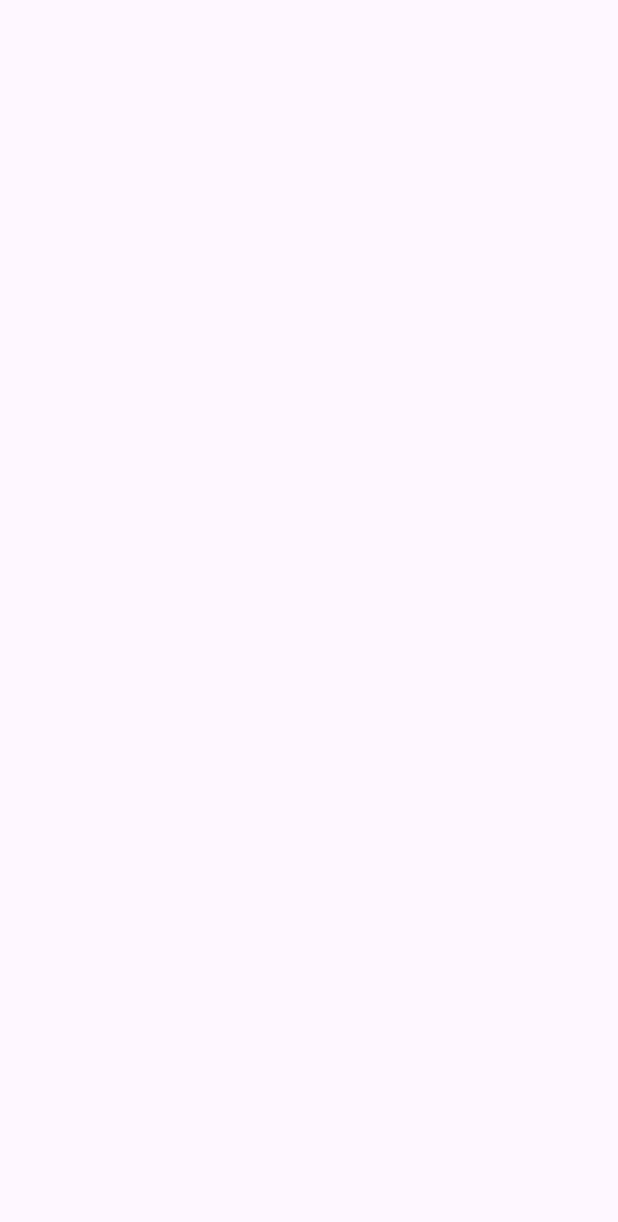
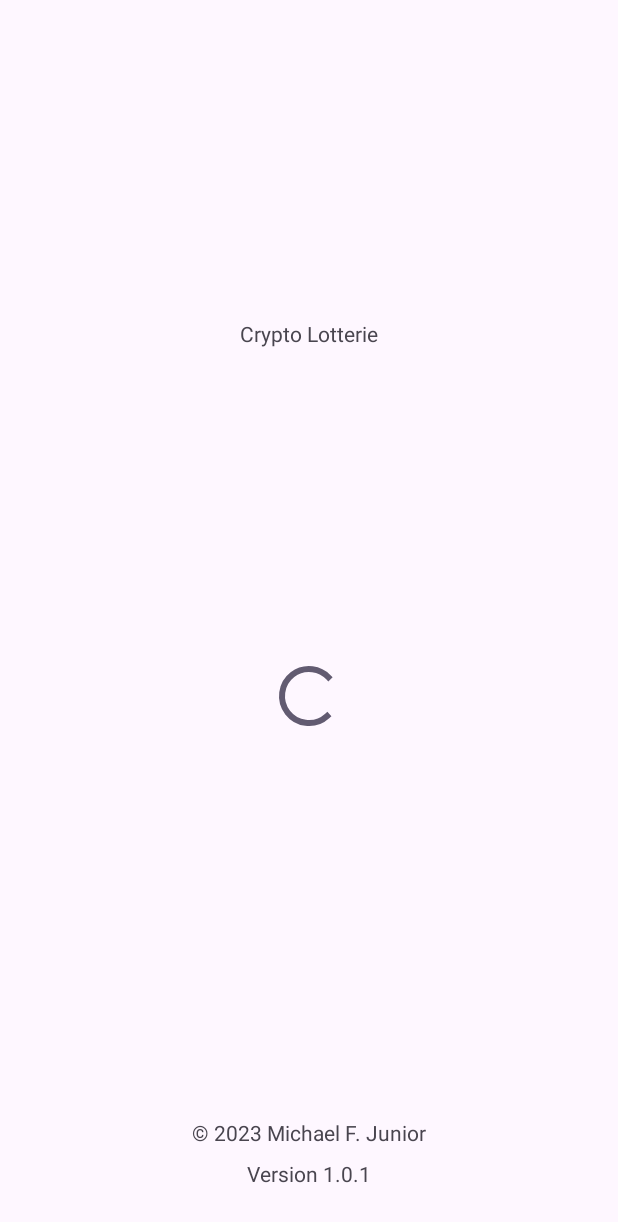
Before and after one commit to NEO849/CRYPTOJackpot, an Android app: the SplashActivity screen opened directly, with no data from a screen before it, on a phone screen of 412 x 824 dp. Before the commit the part shown is empty. Shown: the top 1222 px of the screen. Run offline under Robolectric (Android 15) with nearby library versions, the phone set to English and light mode, and no system bars.

Commit message:
4. Splashscreen als Einstiegspunkt festgelegt
- Androidmanifest den intent Filter verschoben
- in der MainActivity.kt das LoginFragment als Anzeigescreen definiert

```diff
--- a/app/src/main/AndroidManifest.xml
+++ b/app/src/main/AndroidManifest.xml
@@ -12,18 +12,21 @@
         android:supportsRtl="true"
         android:theme="@style/Theme.CRYPTOJackpot"
         tools:targetApi="31">
+
+        <!-- SplashActivity als den Haupt-Einstiegspunkt festlegen -->
         <activity
             android:name=".ui.SplashActivity"
-            android:exported="false" />
-        <activity
-            android:name=".MainActivity"
             android:exported="true">
             <intent-filter>
                 <action android:name="android.intent.action.MAIN" />
-
                 <category android:name="android.intent.category.LAUNCHER" />
             </intent-filter>
         </activity>
+
+        <!-- MainActivity ohne den intent-filter -->
+        <activity
+            android:name=".MainActivity"
+            android:exported="false" />
     </application>
 
 </manifest>
--- a/app/src/main/java/com/example/cryptojackpot/MainActivity.kt
+++ b/app/src/main/java/com/example/cryptojackpot/MainActivity.kt
@@ -2,10 +2,17 @@ package com.example.cryptojackpot
 
 import androidx.appcompat.app.AppCompatActivity
 import android.os.Bundle
+import com.example.cryptojackpot.ui.LoginFragment
 
 class MainActivity : AppCompatActivity() {
     override fun onCreate(savedInstanceState: Bundle?) {
         super.onCreate(savedInstanceState)
         setContentView(R.layout.activity_main)
+
+        if (savedInstanceState == null) {
+            supportFragmentManager.beginTransaction()
+                .replace(R.id.fragment_container, LoginFragment())
+                .commit()
+        }
     }
 }
--- a/app/src/main/java/com/example/cryptojackpot/ui/SplashActivity.kt
+++ b/app/src/main/java/com/example/cryptojackpot/ui/SplashActivity.kt
@@ -1,12 +1,21 @@
 package com.example.cryptojackpot.ui
 
+import android.content.Intent
 import androidx.appcompat.app.AppCompatActivity
 import android.os.Bundle
+import android.os.Handler
+import android.os.Looper
+import com.example.cryptojackpot.MainActivity
 import com.example.cryptojackpot.R
 
 class SplashActivity : AppCompatActivity() {
     override fun onCreate(savedInstanceState: Bundle?) {
         super.onCreate(savedInstanceState)
         setContentView(R.layout.activity_splash)
+
+        Handler(Looper.getMainLooper()).postDelayed({
+            startActivity(Intent(this, MainActivity::class.java))
+            finish()
+        }, 3000)  // 2000ms = 2 Sekunden
     }
 }
--- a/app/src/main/res/layout/activity_main.xml
+++ b/app/src/main/res/layout/activity_main.xml
@@ -6,10 +6,11 @@
     android:layout_height="match_parent"
     tools:context=".MainActivity">
 
-    <TextView
-        android:layout_width="wrap_content"
-        android:layout_height="wrap_content"
-        android:text="Hello World!"
+    <!-- FragmentContainerView zum Hosten von Fragmenten -->
+    <androidx.fragment.app.FragmentContainerView
+        android:id="@+id/fragment_container"
+        android:layout_width="match_parent"
+        android:layout_height="match_parent"
         app:layout_constraintBottom_toBottomOf="parent"
         app:layout_constraintEnd_toEndOf="parent"
         app:layout_constraintStart_toStartOf="parent"
--- a/app/src/main/res/layout/activity_splash.xml
+++ b/app/src/main/res/layout/activity_splash.xml
@@ -2,8 +2,71 @@
 <androidx.constraintlayout.widget.ConstraintLayout xmlns:android="http://schemas.android.com/apk/res/android"
     xmlns:app="http://schemas.android.com/apk/res-auto"
     xmlns:tools="http://schemas.android.com/tools"
+    android:id="@+id/splashCL"
     android:layout_width="match_parent"
     android:layout_height="match_parent"
     tools:context=".ui.SplashActivity">
 
+    <TextView
+        android:id="@+id/AppNameTV"
+        android:layout_width="wrap_content"
+        android:layout_height="wrap_content"
+        android:layout_marginBottom="60dp"
+        android:text="Crypto Lotterie"
+        app:layout_constraintBottom_toTopOf="@+id/appLogoIV"
+        app:layout_constraintEnd_toEndOf="@+id/appLogoIV"
+        app:layout_constraintStart_toStartOf="@+id/appLogoIV" />
+
+    <ProgressBar
+        android:id="@+id/splashPB"
+        style="?android:attr/progressBarStyle"
+        android:layout_width="wrap_content"
+        android:layout_height="wrap_content"
+        android:layout_marginTop="48dp"
+        app:layout_constraintEnd_toEndOf="@+id/appLogoIV"
+        app:layout_constraintStart_toStartOf="@+id/appLogoIV"
+        app:layout_constraintTop_toBottomOf="@+id/appLogoIV" />
+
+    <ImageView
+        android:id="@+id/appLogoIV"
+        android:layout_width="100dp"
+        android:layout_height="100dp"
+        android:layout_marginBottom="140dp"
+        app:layout_constraintBottom_toBottomOf="parent"
+        app:layout_constraintEnd_toEndOf="parent"
+        app:layout_constraintStart_toStartOf="parent"
+        app:layout_constraintTop_toTopOf="parent"
+        tools:srcCompat="@tools:sample/avatars" />
+
+    <LinearLayout
+        android:id="@+id/directedByLL"
+        android:layout_width="wrap_content"
+        android:layout_height="wrap_content"
+        android:layout_marginBottom="32dp"
+        android:orientation="horizontal"
+        app:layout_constraintBottom_toBottomOf="parent"
+        app:layout_constraintEnd_toEndOf="parent"
+        app:layout_constraintStart_toStartOf="parent">
+
+        <LinearLayout
+            android:layout_width="match_parent"
+            android:layout_height="match_parent"
+            android:gravity="center"
+            android:orientation="vertical">
+
+            <TextView
+                android:id="@+id/copyrightTV"
+                android:layout_width="wrap_content"
+                android:layout_height="wrap_content"
+                android:text="\u00A9 2023 Michael F. Junior" />
+
+            <TextView
+                android:id="@+id/appVersionTV"
+                android:layout_width="wrap_content"
+                android:layout_height="wrap_content"
+                android:layout_marginTop="8dp"
+                android:text="Version 1.0.1" />
+        </LinearLayout>
+    </LinearLayout>
+
 </androidx.constraintlayout.widget.ConstraintLayout>
```
Also changed, not shown: 1 other file.
